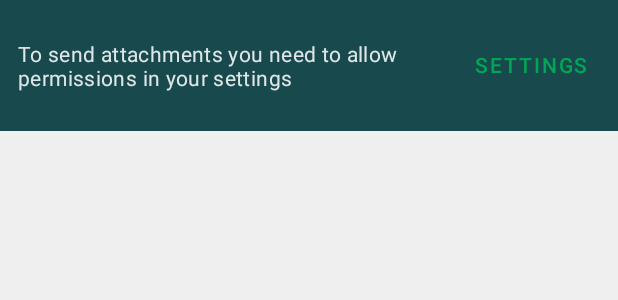
After one commit to zendesk/belvedere, an Android app: the layout belvedere_bottom_sheet.xml on its own in the app's theme, with its tools: preview values and no code run, on a phone screen of 412 x 824 dp. The commit adds this screen. Shown: the top 300 px of the screen. Run offline under Robolectric (Android 15) with nearby library versions, the phone set to English and light mode, and no system bars.

Commit message:
Make a new release for belvedere library to support denied permission with bottom sheet view.

```diff
--- a/belvedere/src/main/java/zendesk/belvedere/BelvedereUi.java
+++ b/belvedere/src/main/java/zendesk/belvedere/BelvedereUi.java
@@ -16,7 +16,6 @@ import androidx.annotation.NonNull;
 import androidx.appcompat.app.AppCompatActivity;
 import androidx.fragment.app.Fragment;
 import androidx.fragment.app.FragmentManager;
-import com.google.android.material.snackbar.Snackbar;
 import java.util.ArrayList;
 import java.util.Arrays;
 import java.util.List;
@@ -216,10 +215,10 @@ public class BelvedereUi {
                     final Activity appCompatActivity = popupBackend.getActivity();
                     if (appCompatActivity != null) {
                         final ViewGroup parentView = appCompatActivity.findViewById(android.R.id.content);
-                        Utils.showSnackBar(
+                        Utils.showDeniedPermissionView(
                                 parentView,
                                 appCompatActivity.getString(R.string.belvedere_permissions_rationale),
-                                Snackbar.LENGTH_LONG,
+                                5000L,
                                 appCompatActivity.getString(R.string.belvedere_navigate_to_settings),
                                 new OnClickListener() {
                                     @Override
--- /dev/null
+++ b/belvedere/src/main/res/layout/belvedere_bottom_sheet.xml
@@ -0,0 +1,34 @@
+<?xml version="1.0" encoding="utf-8"?>
+<LinearLayout xmlns:android="http://schemas.android.com/apk/res/android"
+    xmlns:tools="http://schemas.android.com/tools"
+    android:id="@+id/zuia_bottom_sheet_container"
+    style="@style/Widget.MaterialComponents.Snackbar.FullWidth"
+    android:layout_width="match_parent"
+    android:layout_height="wrap_content"
+    android:padding="@dimen/belvedere_spacing_medium"
+    android:background="@color/belvedere_bottom_sheet_background"
+    android:gravity="center_vertical"
+    android:orientation="horizontal">
+
+    <TextView
+        android:id="@+id/belvedere_bottom_sheet_message_text"
+        style="@style/Widget.MaterialComponents.Snackbar.TextView"
+        android:layout_width="0dp"
+        android:layout_height="wrap_content"
+        android:layout_weight="1"
+        android:layout_marginEnd="@dimen/belvedere_spacing_small"
+        android:maxLines="4"
+        android:textColor="@color/belvedere_bottom_sheet_text_color"
+        android:textSize="14sp"
+        tools:text="To send attachments you need to allow permissions in your settings" />
+
+    <TextView
+        android:id="@+id/belvedere_bottom_sheet_actions_text"
+        style="@style/Widget.MaterialComponents.Button.TextButton.Snackbar"
+        android:layout_width="wrap_content"
+        android:layout_height="wrap_content"
+        android:textColor="@color/belvedere_bottom_sheet_action_color"
+        android:textSize="14sp"
+        tools:text="Settings" />
+
+</LinearLayout>
--- a/belvedere/src/main/res/values/belvedere_imagestream_styles.xml
+++ b/belvedere/src/main/res/values/belvedere_imagestream_styles.xml
@@ -9,12 +9,17 @@
     <dimen name="belvedere_image_stream_image_height">220dp</dimen>
     <dimen name="belvedere_fam_item_margin">8dp</dimen>
     <dimen name="belvedere_dummy_edit_text_size">0dp</dimen>
+    <dimen name="belvedere_spacing_medium">12dp</dimen>
+    <dimen name="belvedere_spacing_small">8dp</dimen>
 
     <!-- Colors -->
     <color name="belvedere_image_stream_status_bar_color">#fff5f5f5</color>
     <color name="belvedere_floating_action_menu_icon_color">#ffffffff</color>
     <color name="belvedere_floating_action_menu_item_icon_color">#89000000</color>
     <color name="belvedere_floating_action_menu_item_background">#ffffffff</color>
+    <color name="belvedere_bottom_sheet_background">#17494D</color>
+    <color name="belvedere_bottom_sheet_text_color">#FFFFFF</color>
+    <color name="belvedere_bottom_sheet_action_color">#00A656</color>
 
     <!-- Values -->
     <integer name="belvedere_fam_animation_duration">150</integer>
@@ -23,8 +28,8 @@
     <integer name="belvedere_image_stream_column_count">2</integer>
 
     <!-- IDs -->
-    <item name="belvedere_fam_item_google_photos" type="id"/>
-    <item name="belvedere_fam_item_documents" type="id"/>
-    <item name="belvedere_selectable_view_checkbox" type="id"/>
+    <item name="belvedere_fam_item_google_photos" type="id" />
+    <item name="belvedere_fam_item_documents" type="id" />
+    <item name="belvedere_selectable_view_checkbox" type="id" />
 
 </resources>
--- a/build.gradle
+++ b/build.gradle
@@ -13,7 +13,7 @@ ext {
     materialVersion = "1.2.0"
     gridLayoutVersion = "1.0.0"
     picassoVersion = "2.8"
-    versionName = "3.0.2-SNAPSHOT"
+    versionName = "3.0.2"
 
     buildSettings = [
             localBuild : true,
```
Also changed, not shown: belvedere/src/main/java/zendesk/belvedere/Utils.java (+42 -6 lines).
